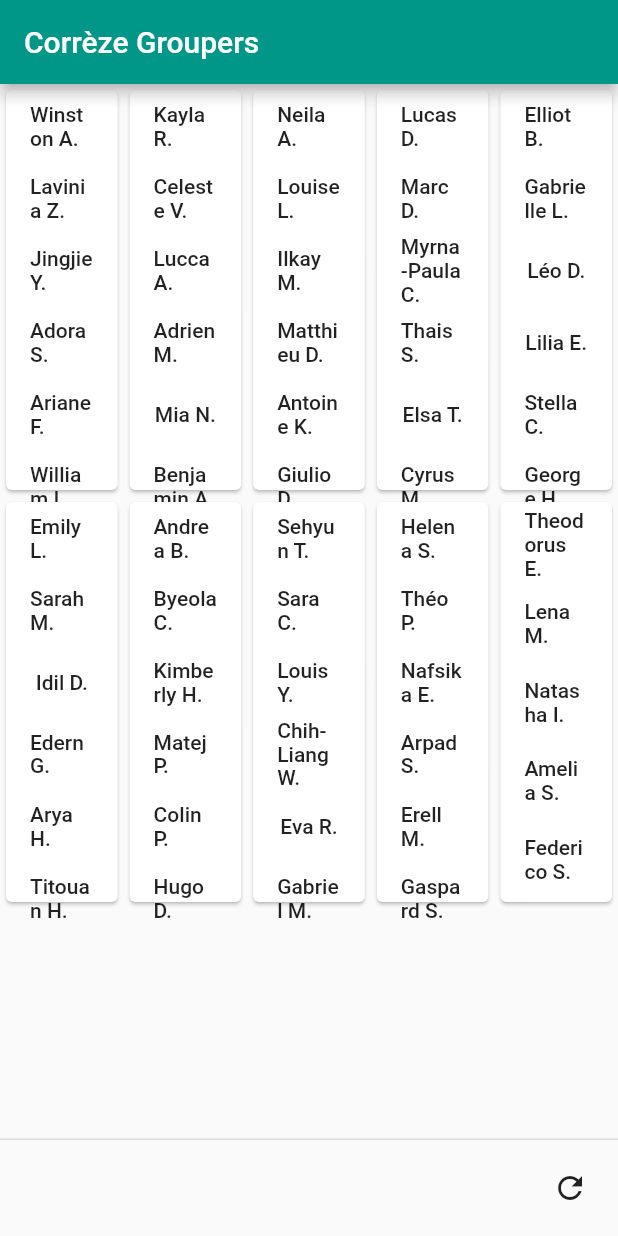
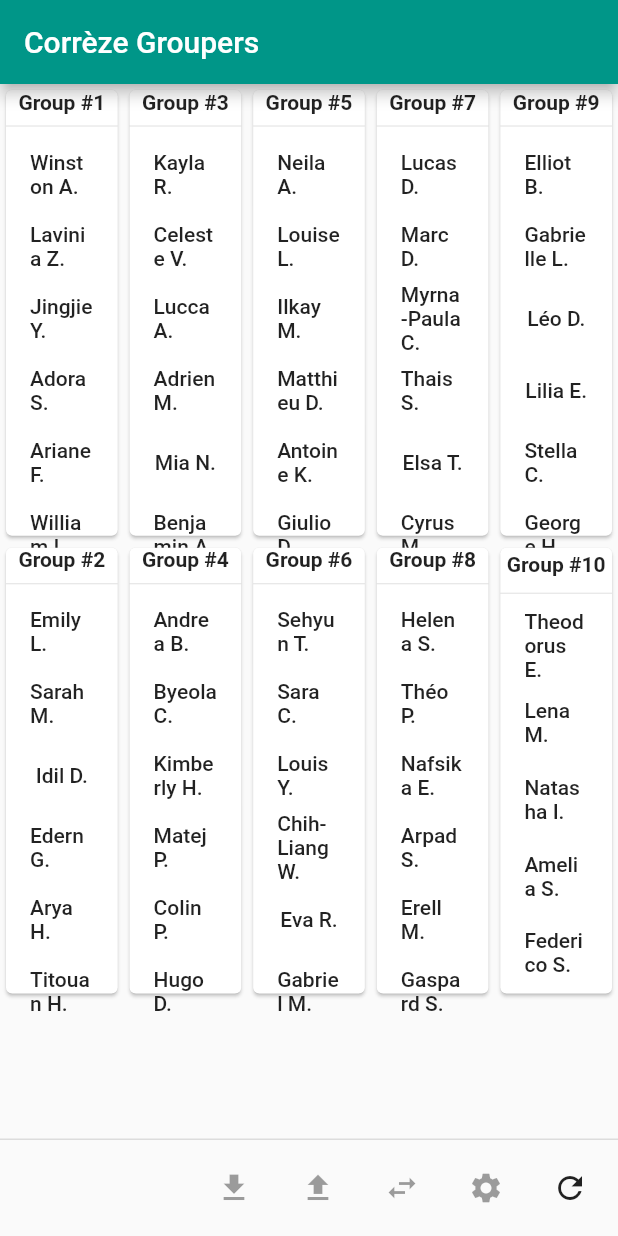
Before and after one commit to ejm-programming-club/Group-M4ker, a Flutter app: the screen it shows after launch, after a tap on the "refresh" icon, on a phone screen of 412 x 824 dp. Run offline on Flutter 3.47's test engine with Material 2 defaults, Android fonts, the phone set to English and light mode, and no system bars.

Commit message:
Implement issues

```diff
--- a/lib/frontend/app.dart
+++ b/lib/frontend/app.dart
@@ -37,9 +37,9 @@ class _AppState extends State<App> {
   }
 
   void swap() {
-    if (selectedPositions.length != 2) return;
     setState(() {
       grouping.swap(selectedPositions[0], selectedPositions[1]);
+      issues = evaluator.findIssues(grouping);
     });
   }
 
@@ -48,8 +48,10 @@ class _AppState extends State<App> {
       if (selectedPositions.contains(pos))
         selectedPositions.remove(pos);
       else {
-        if (selectedPositions.length == 2) selectedPositions.removeLast();
-        selectedPositions.add(pos);
+        if (selectedPositions.length == 2)
+          selectedPositions.clear();
+        else
+          selectedPositions.add(pos);
       }
 
       if (selectedPositions.length == 1) {
@@ -114,7 +116,26 @@ class _AppState extends State<App> {
           ],
         ),
         persistentFooterButtons: <Widget>[
-          new IconButton(icon: Icon(Icons.refresh), onPressed: generateGroups)
+          new IconButton(
+            icon: Icon(Icons.file_download),
+            onPressed: null,
+          ),
+          new IconButton(
+            icon: Icon(Icons.file_upload),
+            onPressed: null,
+          ),
+          new IconButton(
+            icon: Icon(Icons.swap_horiz),
+            onPressed: selectedPositions.length == 2 ? swap : null,
+          ),
+          new IconButton(
+            icon: Icon(Icons.settings),
+            onPressed: null,
+          ),
+          new IconButton(
+            icon: Icon(Icons.refresh),
+            onPressed: generateGroups,
+          ),
         ],
       ),
     );
--- a/lib/frontend/group.dart
+++ b/lib/frontend/group.dart
@@ -26,11 +26,29 @@ class GroupBox extends StatelessWidget {
   Widget build(BuildContext context) {
     return SizedBox(
       width: MediaQuery.of(context).size.width / 5,
-      height: MediaQuery.of(context).size.height / 3,
+      height: MediaQuery.of(context).size.height / 2.7,
       child: Card(
         child: Column(
           mainAxisAlignment: MainAxisAlignment.spaceEvenly,
-          children: members.asMap().entries.map(
+          children: <Widget>[
+                Tooltip(
+                  child: Text(
+                    "Group #${groupInd + 1}",
+                    style: TextStyle(
+                      fontWeight: FontWeight.bold,
+                      decoration:
+                          issues.isEmpty ? null : TextDecoration.underline,
+                      decorationColor: issues.isEmpty ? null : Colors.red,
+                      decorationStyle: TextDecorationStyle.wavy,
+                    ),
+                  ),
+                  message: issues.isEmpty
+                      ? "✅"
+                      : issues.map((String s) => "❌ $s").join("\n"),
+                ),
+                Divider(),
+              ] +
+              members.asMap().entries.map(
                 (MapEntry<int, Student> member) {
                   List<String> name = member.value.name.split(' ');
                   var firstName = name.last;
@@ -41,8 +59,8 @@ class GroupBox extends StatelessWidget {
                         .contains(StudentPos(groupInd, member.key)),
                     isHighlighted: highlightedPositions
                         .contains(StudentPos(groupInd, member.key)),
-                onTapCallback: () =>
-                    onStudentSelectCallback(StudentPos(groupInd, member.key)),
+                    onTapCallback: () => onStudentSelectCallback(
+                        StudentPos(groupInd, member.key)),
                   );
                 },
               ).toList(),
--- a/lib/frontend/student.dart
+++ b/lib/frontend/student.dart
@@ -6,7 +6,7 @@ class StudentEntry extends StatelessWidget {
   final String studentName;
   final VoidCallback onTapCallback;
 
-  static final Color selectedColor = Colors.lightBlue[100];
+  static final Color selectedColor = Colors.lightBlue[200];
 
   const StudentEntry(
       {Key key,
@@ -22,7 +22,9 @@ class StudentEntry extends StatelessWidget {
       child: new Text(
         studentName,
         style: TextStyle(
-          fontWeight: isHighlighted ? FontWeight.w900 : null,
+          decoration: isHighlighted ? TextDecoration.underline : null,
+          decorationColor: selectedColor,
+          decorationStyle: TextDecorationStyle.double,
         ),
       ),
       onPressed: onTapCallback,
```
Lines whose indentation alone changed are shown as unchanged.
